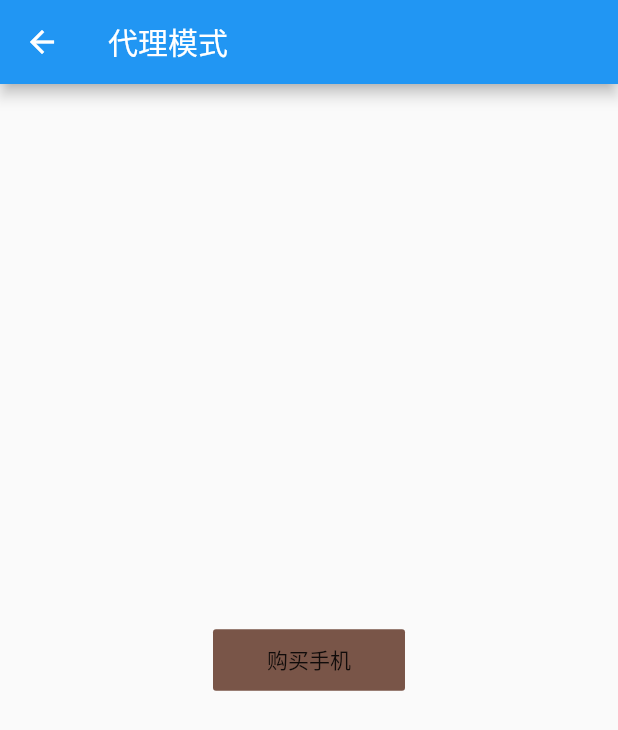
After one commit to FlutterOpen/design_patterns, a Flutter app: the ProxyPage screen opened by its route, after a tap on "购买手机", on a phone screen of 412 x 824 dp. The commit adds this screen. Shown: the top 730 px of the screen. Run offline on Flutter 3.47's test engine with Material 2 defaults, Android fonts, the phone set to English and light mode, and no system bars.

Commit message:
feat(): 代理模式完成

```diff
--- a/lib/constant/string_const.dart
+++ b/lib/constant/string_const.dart
@@ -37,4 +37,7 @@ class StringConst {
 
   //享元模式
   static const String FLYWEIGHT_ = "享元模式";
+
+  //享元模式
+  static const String PROXY_ = "代理模式";
 }
--- a/lib/main.dart
+++ b/lib/main.dart
@@ -7,6 +7,7 @@ import 'package:flutter_design/page/decorator/decorator_page.dart';
 import 'package:flutter_design/page/facade/facade_page.dart';
 import 'package:flutter_design/page/filter/filter_page.dart';
 import 'package:flutter_design/page/flyweight/flyweight_page.dart';
+import 'package:flutter_design/page/proxy/proxy_page.dart';
 
 import 'constant/page_const.dart';
 import 'constant/string_const.dart';
@@ -37,6 +38,7 @@ class MyApp extends StatelessWidget {
         PageConst.DECORATOR_PAGE: (context) => DecoratorPage(),
         PageConst.FACADE_PAGE: (context) => FacadePage(),
         PageConst.FLYWEIGHT_PAGE: (context) => FlyweightPage(),
+        PageConst.PROXY_PAGE: (context) => ProxyPage(),
       },
     );
   }
--- a/lib/page/home_page.dart
+++ b/lib/page/home_page.dart
@@ -26,6 +26,7 @@ Map<String, String> map = {
   PageConst.DECORATOR_PAGE: StringConst.DECORATOR_,
   PageConst.FACADE_PAGE: StringConst.FACADE_,
   PageConst.FLYWEIGHT_PAGE: StringConst.FLYWEIGHT_,
+  PageConst.PROXY_PAGE: StringConst.PROXY_,
 };
 
 class _HomePageState extends State<HomePage> {
--- /dev/null
+++ b/lib/page/proxy/proxy_mode.dart
@@ -0,0 +1,22 @@
+/// Created by NieBin on 2020-03-27
+/// Github: https://github.com/nb312
+/// Email: niebin312@gmail.com
+abstract class BuyProduct {
+  void buyPhone();
+}
+
+class BuyHuWei implements BuyProduct {
+  @override
+  void buyPhone() {
+    print("购买华为手机");
+  }
+}
+
+class ProxyBuy implements BuyProduct {
+  @override
+  void buyPhone() {
+    BuyProduct hua = BuyHuWei();
+    hua.buyPhone();
+    print("我爱中国?");
+  }
+}
--- /dev/null
+++ b/lib/page/proxy/proxy_page.dart
@@ -0,0 +1,38 @@
+import 'package:flutter/material.dart';
+import 'package:flutter_design/constant/string_const.dart';
+import 'package:flutter_design/page/proxy/proxy_mode.dart';
+
+/// Created by NieBin on 2020-03-27
+/// Github: https://github.com/nb312
+/// Email: niebin312@gmail.com
+
+class ProxyPage extends StatefulWidget {
+  @override
+  _ProxyPageState createState() => _ProxyPageState();
+}
+
+class _ProxyPageState extends State<ProxyPage> {
+  @override
+  Widget build(BuildContext context) {
+    return Scaffold(
+      appBar: AppBar(
+        title: Text(StringConst.PROXY_),
+      ),
+      body: Container(
+        child: Center(
+          child: FlatButton(
+            color: Colors.brown,
+            child: Padding(
+              padding: const EdgeInsets.symmetric(horizontal: 20, vertical: 10),
+              child: Text("购买手机"),
+            ),
+            onPressed: () {
+              BuyProduct product = ProxyBuy();
+              product.buyPhone();
+            },
+          ),
+        ),
+      ),
+    );
+  }
+}
```
Also changed, not shown: 1 other file.
